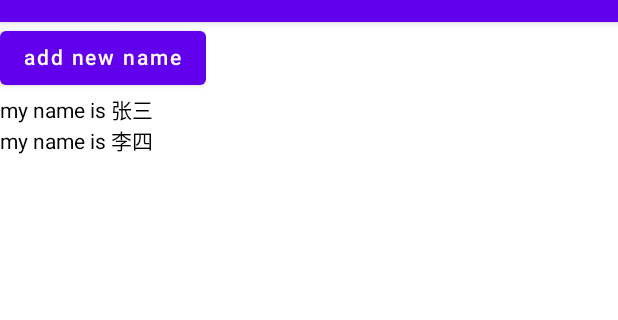
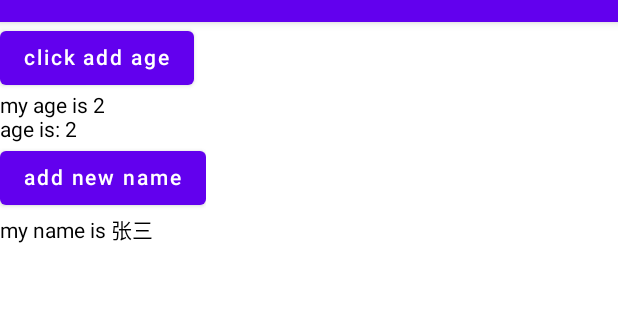
Before and after one commit to Kingwentao/PlayCompose, an Android app built with Jetpack Compose: the DerivedStateOfActivity screen opened directly, with no data from a screen before it, after a tap on "add new name", on a phone screen of 412 x 824 dp, the part 62-382 px from its top. Run offline under Robolectric (Android 15) with nearby library versions, the phone set to English and light mode, and no system bars; 1 other tap on this screen came first.

Commit message:
完成derivedStateOf和remember的配合使用例子

```diff
--- a/app/src/main/java/com/example/playcompose/DerivedStateOfActivity.kt
+++ b/app/src/main/java/com/example/playcompose/DerivedStateOfActivity.kt
@@ -1,5 +1,6 @@
 package com.example.playcompose
 
+import android.annotation.SuppressLint
 import androidx.appcompat.app.AppCompatActivity
 import android.os.Bundle
 import androidx.activity.compose.setContent
@@ -9,69 +10,110 @@ import androidx.compose.foundation.layout.Row
 import androidx.compose.material.Button
 import androidx.compose.material.Text
 import androidx.compose.runtime.*
+import androidx.compose.runtime.snapshots.SnapshotStateList
 import androidx.compose.ui.Modifier
+import androidx.lifecycle.lifecycleScope
+import kotlinx.coroutines.delay
+import kotlinx.coroutines.launch
 
 class DerivedStateOfActivity : AppCompatActivity() {
 
+    @SuppressLint("CoroutineCreationDuringComposition")
     override fun onCreate(savedInstanceState: Bundle?) {
         super.onCreate(savedInstanceState)
         setContent {
+            Column {
+                // example1：简单的变量，带参数的remember，也可以实现依赖变化的变量更新
+                var age by remember { mutableStateOf(1) }
+                updatePersonAge(age = age) {
+                    age += 1
+                }
 
-            // example1：简单的变量，带参数的remember，也可以实现依赖变化的变量更新
-//            var age by remember { mutableStateOf(1) }
-//            val person by remember{
-//                derivedStateOf { "my age is $age" }
+                // example2：内部元素变化的list
+                var nameList = remember {
+                    mutableStateListOf("张三")
+                }
+                println("111")
+//            updateNameList(nameList = nameList) {
+//                nameList.add("李四")
+//                println("click: $nameList")
 //            }
-////             参数的意义：如果参数变化了，就重新执行内部代码
-//            val person = remember(age) {
-//                "my age is $age"
+                Text("age is: $age")
+                // example3: 测试替换对象+内部元素变换
+                for (name in nameList) {
+                    // TODO：重组时，为什么nameList对象没有还是旧的，没有替换成新的？？？
+                    println("click1: object: $nameList $name")
+                }
+                updateNameList(nameList = nameList) {
+                    // 替换整个对象，测试是否updateNameList里面是否可以更新?
+                    nameList = mutableStateListOf("李四", "张三")
+                }
+                println("333")
+            }
+        }
+    }
+
+    @Composable
+    fun updateNameList(nameList: List<String>, onClick: () -> Unit) {
+        println("2222")
+        // nameList内部元素变化，不会触发personList的改变
+//        val personList = remember(nameList) {
+//            nameList.map {
+//                "my name is $it"
 //            }
-//
-//            Column {
-//                Button(onClick = {
-//                    age += 1
-//                }) {
-//                    Text(text = "click add age")
-//                }
-//                Text(text = person)
-//            }
-
-
-            // example2：内部元素变化的list
-            val nameList = remember {
-                mutableStateListOf("张三")
-            }
-            // nameList内部元素变化，不会触发personList的改变
-            val personList = remember(nameList) {
+//        }
+        for (name in nameList) {
+            println("click2: $name")
+        }
+        // nameList内部元素变化，可以触发personList的改变
+        // 使用带参数的remember解决： 监听nameList的变化
+        val personList by remember(nameList) {
+            derivedStateOf {
                 nameList.map {
                     "my name is $it"
                 }
             }
-//             updateNameList(nameList = nameList, personList)
-            // nameList内部元素变化，可以触发personList的改变
-            val personList2 by remember {
-                derivedStateOf {
-                    nameList.map {
-                        "my name is $it"
-                    }
-                }
+        }
+        Column {
+            Button(onClick = {
+                onClick.invoke()
+            }) {
+                Text(text = "add new name")
             }
-            updateNameList(nameList = nameList, personList2)
-
+        }
+        for (person in personList) {
+            Text(text = person)
         }
     }
 
     @Composable
-    fun updateNameList(nameList: MutableList<String>, personList: List<String>) {
+    fun updatePersonAge(age: Int, onClick: () -> Unit) {
+//      参数的意义：如果参数变化了，就重新执行内部代码
+        val person = remember(age) {
+            "my age is $age"
+        }
         Column {
             Button(onClick = {
-                nameList.add("李四")
+                onClick.invoke()
             }) {
-                Text(text = "add new name")
+                Text(text = "click add age")
             }
-            for (person in personList) {
-                Text(text = person)
+            Text(text = person)
+        }
+    }
+
+    @Composable
+    fun updatePersonAge2(age: State<Int>, onClick: () -> Unit) {
+        val person by remember {
+            derivedStateOf { "my age is $age" }
+        }
+        Column {
+            Button(onClick = {
+                onClick.invoke()
+            }) {
+                Text(text = "click add age")
             }
+            Text(text = person)
         }
     }
 
--- a/app/src/main/java/com/example/playcompose/StateObserverAndAutoUpdate.kt
+++ b/app/src/main/java/com/example/playcompose/StateObserverAndAutoUpdate.kt
@@ -55,7 +55,7 @@ class StateObserverAndAutoUpdate : ComponentActivity() {
     }
 
     @Composable
-    fun NumberList(numbers: MutableList<Int>) {
+    fun NumberList(numbers: List<Int>) {
         Column {
             Button(onClick = {
                 // 更新列表对象才能触发Compose的重组
```
